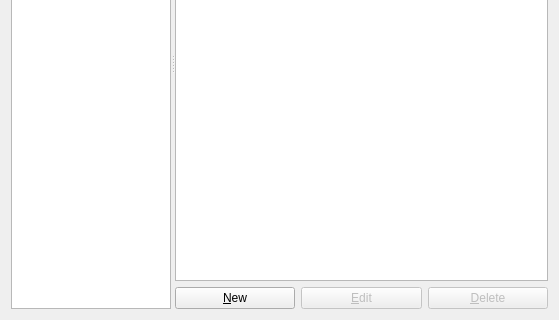
This is gns3/modules/iou/ui/iou_device_preferences_page.ui in mpplab/MNSS as Qt 5 draws it before an edit; both pictures show x 0 to 559 and y 195 to 515 of the 559 by 515 pixel window. The edited form follows.
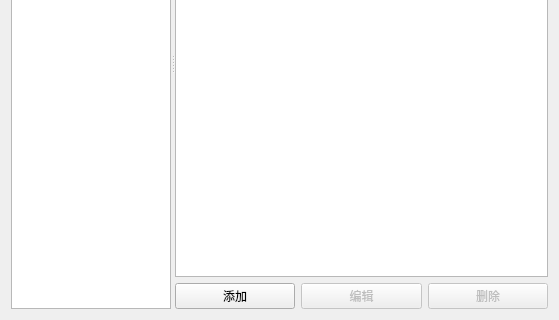
This is the edited form.

Diff of the .ui file:
```diff
--- a/gns3/modules/iou/ui/iou_device_preferences_page.ui
+++ b/gns3/modules/iou/ui/iou_device_preferences_page.ui
@@ -66,7 +66,7 @@
        </property>
       </column>
      </widget>
-     <widget class="QWidget" name="">
+     <widget class="QWidget" name="layoutWidget">
       <layout class="QVBoxLayout" name="verticalLayout">
        <item>
         <widget class="QTreeWidget" name="uiIOUDeviceInfoTreeWidget">
@@ -102,7 +102,7 @@
          <item>
           <widget class="QPushButton" name="uiNewIOUDevicePushButton">
            <property name="text">
-            <string>&amp;New</string>
+            <string>添加</string>
            </property>
           </widget>
          </item>
@@ -112,7 +112,7 @@
             <bool>false</bool>
            </property>
            <property name="text">
-            <string>&amp;Edit</string>
+            <string>编辑</string>
            </property>
           </widget>
          </item>
@@ -122,7 +122,7 @@
             <bool>false</bool>
            </property>
            <property name="text">
-            <string>&amp;Delete</string>
+            <string>删除</string>
            </property>
           </widget>
          </item>
```
Left out of the diff: 2 changed lines with no effect on the pictures.
